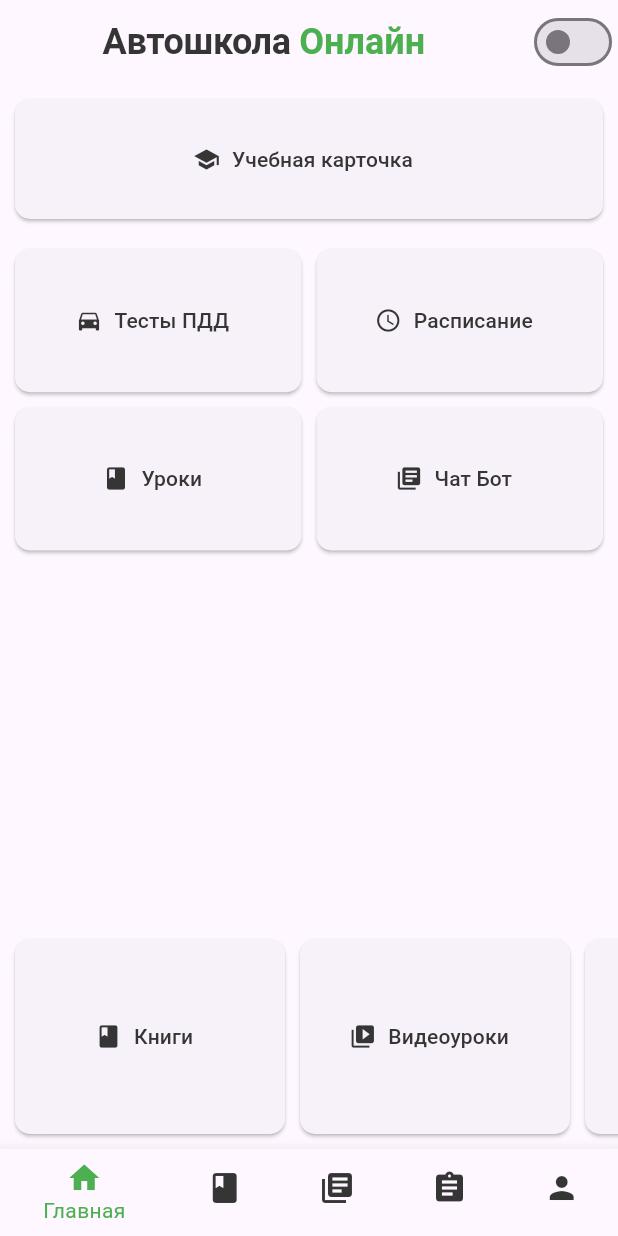
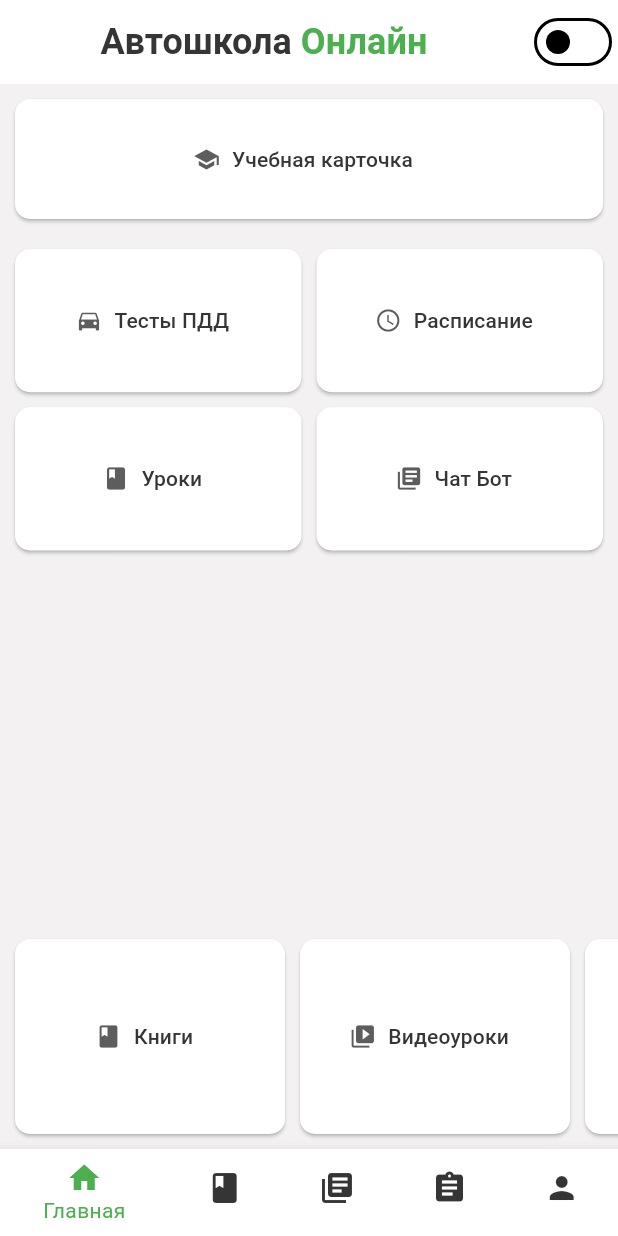
Before and after one commit to Amanturov7/autoshool, a Flutter app: the screen it shows after launch, on a phone screen of 412 x 824 dp. Run offline on Flutter 3.47's test engine with Material 3 defaults, Android fonts, the phone set to English and light mode, and no system bars; our stand-ins replace easy_localization, image_picker, shared_preferences; missing offline and left inert: search_page.

Commit message:
dark mode v2

```diff
--- a/lib/dark_theme.dart
+++ b/lib/dark_theme.dart
@@ -23,18 +23,32 @@
   static final darkTheme = ThemeData(
     scaffoldBackgroundColor: Colors.grey.shade900,
     primaryColor: Colors.grey,
-     textTheme: TextTheme(
+    textTheme: TextTheme(
       headlineSmall: TextStyle(color: Colors.white),
       titleSmall: TextStyle(color: Colors.green),
     ),
     colorScheme: ColorScheme.dark(),
     iconTheme: IconThemeData(color: Color.fromARGB(255, 30, 126, 78), opacity: 0.8),
+    bottomNavigationBarTheme: BottomNavigationBarThemeData(
+      backgroundColor: Color.fromARGB(255, 54, 53, 53),
+      selectedItemColor: Colors.green,
+      unselectedItemColor: Colors.grey,
+    ),
   );
 
   static final lightTheme = ThemeData(
-    scaffoldBackgroundColor: Color.fromARGB(255, 54, 53, 53),
+    scaffoldBackgroundColor: const Color.fromARGB(255, 243, 241, 241),
     primaryColor: Color.fromARGB(255, 54, 53, 53),
+    textTheme: TextTheme(
+      headlineSmall: TextStyle(color: Color.fromARGB(255, 54, 53, 53)),
+      titleSmall: TextStyle(color: Colors.green),
+    ),
     colorScheme: ColorScheme.light(),
     iconTheme: IconThemeData(color: Colors.red, opacity: 0.8),
+    bottomNavigationBarTheme: BottomNavigationBarThemeData(
+      backgroundColor: Colors.white,
+      selectedItemColor: Colors.green,
+      unselectedItemColor: Color.fromARGB(255, 54, 53, 53),
+    ),
   );
 }
--- a/lib/main.dart
+++ b/lib/main.dart
@@ -1,7 +1,7 @@
 import 'package:flutter/material.dart';
 import 'package:provider/provider.dart';
 import 'package:easy_localization/easy_localization.dart';
-import 'package:autoshool/dark_theme.dart';
+import 'package:autoshool/dark_theme.dart'; // Make sure this file has the ThemeProvider and MyThemes class
 import 'package:autoshool/pages/home_page.dart';
 import 'package:autoshool/pages/journal_page.dart';
 import 'package:autoshool/pages/materials_page.dart';
@@ -42,26 +42,8 @@
     return MaterialApp(
       debugShowCheckedModeBanner: false,
       themeMode: themeProvider.themeMode,
-      theme: ThemeData.light().copyWith(
-        textTheme: TextTheme(
-          displayLarge: TextStyle(color: Color.fromARGB(255, 54, 53, 53)),
-          displayMedium: TextStyle(color: Colors.green),
-        ),
-        bottomNavigationBarTheme: BottomNavigationBarThemeData(
-          selectedItemColor: Colors.green,
-          unselectedItemColor: Color.fromARGB(255, 54, 53, 53),
-        ),
-      ),
-      darkTheme: ThemeData.dark().copyWith(
-        textTheme: TextTheme(
-          displayLarge: TextStyle(color: Colors.grey),
-          displayMedium: TextStyle(color: Colors.green),
-        ),
-        bottomNavigationBarTheme: BottomNavigationBarThemeData(
-          selectedItemColor: Colors.green,
-          unselectedItemColor: Colors.grey,
-        ),
-      ),
+      theme: MyThemes.lightTheme,
+      darkTheme: MyThemes.darkTheme,
       home: MyHomePage(),
       routes: {
         '/home': (context) => HomePage(),
@@ -96,12 +78,8 @@
 
   @override
   Widget build(BuildContext context) {
-    final text = Provider.of<ThemeProvider>(context).themeMode == ThemeMode.dark
-        ? 'DarkTheme'
-        : 'LightTheme';
-
-    final headline1 = Theme.of(context).textTheme.displayLarge;
-    final headline2 = Theme.of(context).textTheme.displayMedium;
+    final headline1 = Theme.of(context).textTheme.headlineSmall;
+    final headline2 = Theme.of(context).textTheme.titleSmall;
 
     return Scaffold(
       appBar: AppBar(
@@ -126,7 +104,7 @@
       body: _screens[_currentIndex],
       bottomNavigationBar: BottomNavigationBar(
         unselectedLabelStyle: const TextStyle(fontSize: 14),
-        backgroundColor: Theme.of(context).primaryColor,
+        backgroundColor: Theme.of(context).bottomNavigationBarTheme.backgroundColor,
         selectedItemColor: Theme.of(context).bottomNavigationBarTheme.selectedItemColor,
         unselectedItemColor: Theme.of(context).bottomNavigationBarTheme.unselectedItemColor,
         currentIndex: _currentIndex,
```
